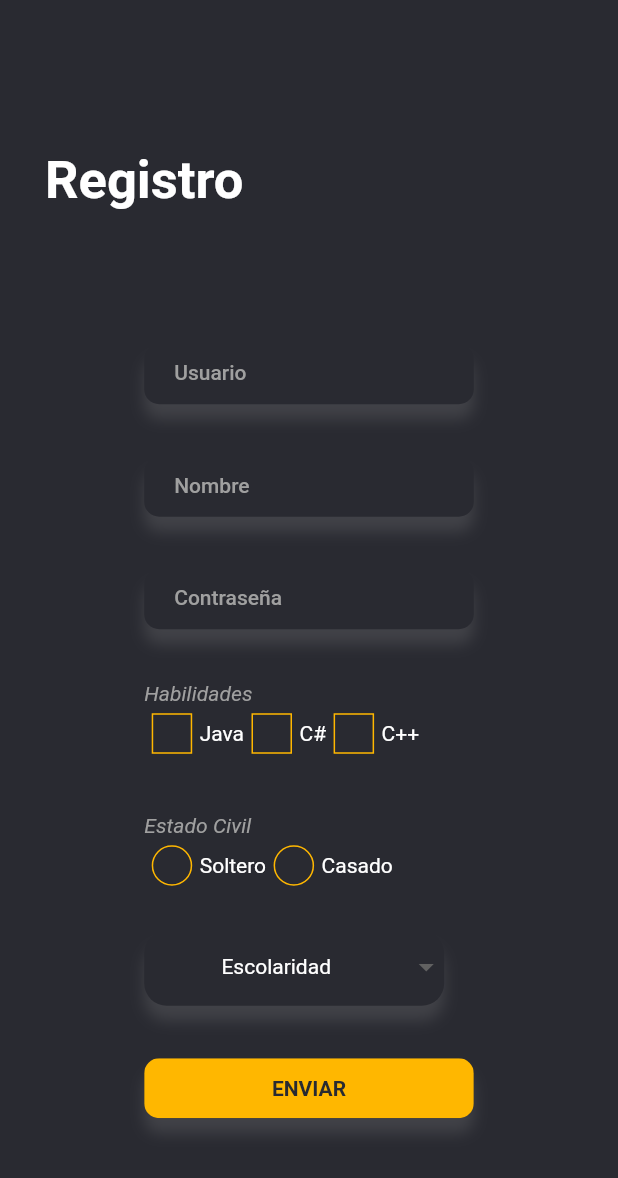
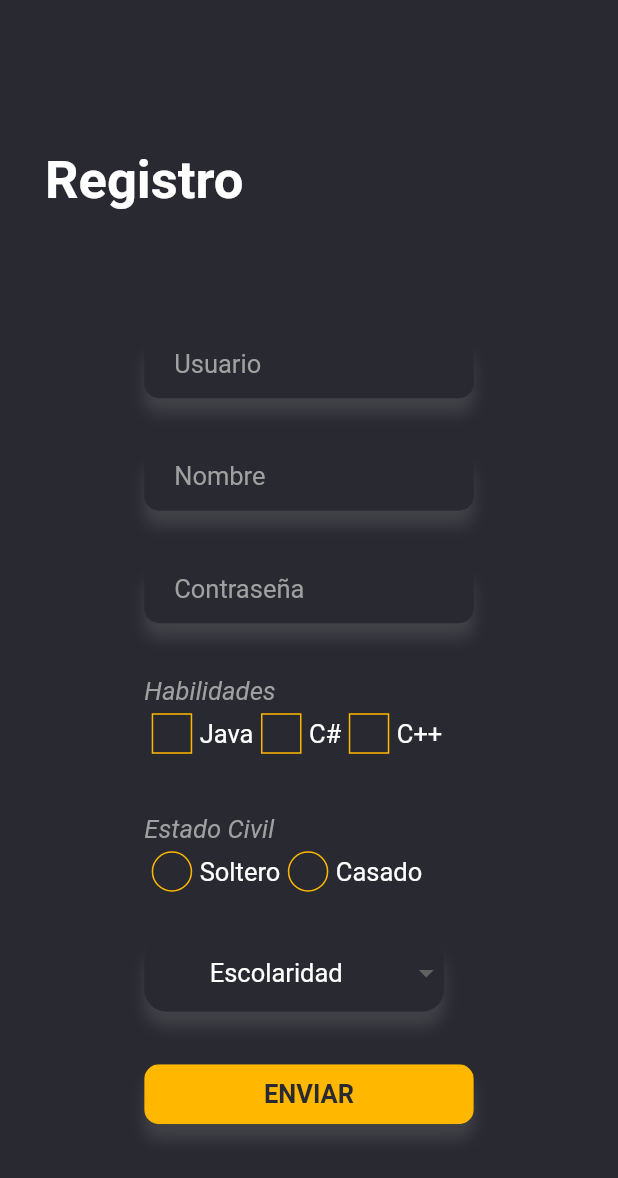
Before and after one commit to danielperez1234/android_2p, a Flutter app: the screen it shows after launch, after a tap on "Registrarme", on a phone screen of 412 x 824 dp. Shown: the top 1178 px of the screen. Run offline on Flutter 3.47's test engine with Material 2 defaults, Android fonts, the phone set to English and light mode, and no system bars; network calls fail; Roboto replaces fonts that are missing (Poppins).

```diff
--- a/lib/constantes.dart
+++ /dev/null
@@ -1,73 +0,0 @@
-import 'dart:ui';
-
-import 'package:flutter/material.dart';
-
-///Colores planos
-const azul = const Color(0xff4871ff);
-const rojo = const Color(0xffcf101f);
-const amarillo = const Color(0xffFFB700);
-
-const dark = const Color(0xff292A31);
-const textColor = const Color(0xffFFFFFF);
-const gris = const Color(0xffa0a0a0);
-
-PMaterialColor(Color color) {
-  return MaterialColor(2, {
-    50: color.withOpacity(.1),
-    100: color.withOpacity(.2),
-    200: color.withOpacity(.3),
-    300: color.withOpacity(.4),
-    400: color.withOpacity(.5),
-    500: color.withOpacity(.6),
-    600: color.withOpacity(.7),
-    700: color.withOpacity(.8),
-    800: color.withOpacity(.9),
-    900: color.withOpacity(.10),
-  });
-}
-
-MaterialColor kToDark = const MaterialColor(
-  0xff26444d,
-  const <int, Color>{
-    50: const Color(0xff223d45), //10%
-    100: const Color(0xff1e363e), //20%
-    200: const Color(0xff1b3036), //30%
-    300: const Color(0xff17292e), //40%
-    400: const Color(0xff132227), //50%
-    500: const Color(0xff0f1b1f), //60%
-    600: const Color(0xff0b1417), //70%
-    700: const Color(0xff080e0f), //80%
-    800: const Color(0xff040708), //90%
-    900: const Color(0xff000000), //100%
-  },
-);
-//styles
-TextStyle textstyleTitles({double size = 30, Color color = textColor}) =>
-    TextStyle(
-      fontFamily: "AbrilFatface",
-      letterSpacing: 2,
-      color: color,
-      fontSize: size,
-    );
-TextStyle PtextstyleButton({double size = 14, Color color = textColor}) =>
-    TextStyle(color: color, fontSize: size, fontWeight: FontWeight.w600);
-TextStyle Ptextstyleregular(
-        {double size = 14, Color color = textColor, superScripts = false}) =>
-    TextStyle(
-        color: color,
-        fontSize: size,
-        fontWeight: FontWeight.w400,
-        fontFeatures: superScripts ? [FontFeature.superscripts()] : null);
-TextStyle PtextstyleregularItalic(
-        {double size = 14, Color color = textColor}) =>
-    TextStyle(
-        fontStyle: FontStyle.italic,
-        color: color,
-        fontSize: size,
-        fontWeight: FontWeight.w400);
-TextStyle Ptextstylemedium({double size = 14, Color color = textColor}) =>
-    TextStyle(color: color, fontSize: size, fontWeight: FontWeight.w500);
-TextStyle PtextstyleHint({double size = 14, Color color = gris}) =>
-    TextStyle(fontFamily: 'Poppins', color: color, fontSize: size);
-TextStyle PtextstyleLight({double size = 14, Color color = gris}) =>
-    TextStyle(color: color, fontSize: size, fontWeight: FontWeight.w300);
--- a/lib/main.dart
+++ b/lib/main.dart
@@ -1,5 +1,5 @@
-import 'package:android_2p/constantes.dart';
-import 'package:android_2p/views/login_view.dart';
+import 'package:android_2p/styles.dart';
+import 'package:android_2p/views/login.dart';
 import 'package:flutter/material.dart';
 
 void main() {
@@ -22,8 +22,8 @@ class MyApp extends StatelessWidget {
             selectionColor: azul,
             cursorColor: dark),
         canvasColor: dark,
-          primarySwatch: PMaterialColor(dark)),
-      home: LoginView(),
+      ),
+      home: login(),
     );
   }
 }
--- /dev/null
+++ b/lib/models/modelo.dart
@@ -0,0 +1,12 @@
+class Modelo {
+  int id;
+  String usuario;
+  String nombre;
+  String contrasena;
+  String estado;
+  String escolaridad;
+  String habilidades;
+
+  Modelo(this.id, this.usuario, this.nombre, this.contrasena, this.estado,
+      this.escolaridad, this.habilidades);
+}
--- a/lib/models/user_model.dart
+++ /dev/null
@@ -1,12 +0,0 @@
-class UserModel {
-  int id;
-  String usuario;
-  String nombre;
-  String Password;
-  String estadoCivil;
-  String escolaridad;
-  String habilidades;
-
-  UserModel(this.id, this.usuario, this.nombre, this.Password, this.estadoCivil,
-      this.escolaridad, this.habilidades);
-}
--- /dev/null
+++ b/lib/styles.dart
@@ -0,0 +1,33 @@
+import 'dart:ui';
+
+import 'package:flutter/material.dart';
+
+const dark = const Color(0xff292A31);
+const textColor = const Color(0xffFFFFFF);
+const gris = const Color(0xffa0a0a0);
+const azul = const Color(0xff4871ff);
+const rojo = const Color(0xffcf101f);
+const amarillo = const Color(0xffFFB700);
+TextStyle textstyleTitles({double size = 30, Color color = textColor}) =>
+    TextStyle(
+      fontFamily: "AbrilFatface",
+      letterSpacing: 2,
+      color: color,
+      fontSize: size,
+    );
+TextStyle textstyle(
+        {double size = 17, Color color = textColor, superScripts = false}) =>
+    TextStyle(
+      color: color,
+      fontSize: size,
+      fontWeight: FontWeight.w400,
+    );
+TextStyle textoItalic({double size = 17, Color color = textColor}) => TextStyle(
+    fontStyle: FontStyle.italic,
+    color: color,
+    fontSize: size,
+    fontWeight: FontWeight.w400);
+TextStyle texto2({double size = 17, Color color = textColor}) =>
+    TextStyle(color: color, fontSize: size, fontWeight: FontWeight.w500);
+TextStyle textG({double size = 17, Color color = textColor}) =>
+    TextStyle(color: color, fontSize: size, fontWeight: FontWeight.w600);
--- a/lib/views/login_view.dart
+++ b/lib/views/login.dart
@@ -1,38 +1,62 @@
-import 'package:android_2p/constantes.dart';
-import 'package:android_2p/models/user_model.dart';
-import 'package:android_2p/views/list_view.dart';
-import 'package:android_2p/views/registro_view.dart';
-import 'package:android_2p/widget/large_button_custom.dart';
-import 'package:android_2p/widget/text_field_custom.dart';
+import 'package:android_2p/models/modelo.dart';
+import 'package:android_2p/styles.dart';
+import 'package:android_2p/views/list.dart';
+import 'package:android_2p/views/regis.dart';
+import 'package:android_2p/widget/btnapp.dart';
+import 'package:android_2p/widget/textfield.dart';
 import 'package:flutter/material.dart';
 
-List<UserModel> users = [
-  UserModel(1, "usuario1", "nombre", "Password", "estadoCivil", "escolaridad",
-      "habilidades"),
-  UserModel(2, "usuario2", "nombre", "Password", "estadoCivil", "escolaridad",
-      "habilidades"),
-  UserModel(3, "usuario3", "nombre", "Password", "estadoCivil", "escolaridad",
-      "habilidades"),
-  UserModel(4, "usuario4", "nombre", "Password", "estadoCivil", "escolaridad",
-      "habilidades"),
+List<Modelo> usuarios = [
+  Modelo(1, "josue", "Josue Meza", "josue", "casado", "Licenciatura", "Java"),
+  Modelo(2, "laura", "Laura Perez", "laura", "Solero", "Licenciatura", "c#"),
 ];
 int idUser = -1;
 
-class LoginView extends StatelessWidget {
-  LoginView({Key? key}) : super(key: key);
+class login extends StatelessWidget {
+  login({Key? key}) : super(key: key);
   TextEditingController userController = TextEditingController();
   TextEditingController passwordController = TextEditingController();
-  bool verify() {
+  bool verify(BuildContext context) {
     var usr = userController.text;
     var pas = passwordController.text;
-    var lst = users.where((element) => element.usuario == usr).toList();
+    var lst = usuarios.where((element) => element.usuario == usr).toList();
 
     if (lst.length > 0) {
       var user = lst[0];
-      if (user.Password == pas) {
+      if (user.contrasena == pas) {
         return true;
       }
     }
+    showDialog(
+        context: context,
+        builder: (context) => AlertDialog(
+              backgroundColor: amarillo.withOpacity(.8),
+              title: Text(
+                "Login error bro!",
+                style: TextStyle(color: rojo, fontSize: 22),
+              ),
+              content: Column(
+                mainAxisSize: MainAxisSize.min,
+                children: [
+                  Text(
+                    "Tus Licencias no estan registradas, intenta crear una cuenta de ${r'"Bro"'} si es que no tienes una cuenta.",
+                    style: TextStyle(color: dark, fontSize: 17),
+                  ),
+                  SizedBox(
+                    height: 15,
+                  ),
+                  InkWell(
+                    onTap: () {
+                      Navigator.pop(context);
+                    },
+                    child: Text(
+                      "Nimodillo",
+                      style: TextStyle(color: rojo, fontSize: 22),
+                    ),
+                  ),
+                ],
+              ),
+            ));
     return false;
   }
 
@@ -74,11 +98,11 @@ class LoginView extends StatelessWidget {
               SizedBox(
                 height: 20,
               ),
-              PTextFieldCustom(controller: userController, hint: 'Usuario'),
+              textF(controller: userController, hint: 'Usuario'),
               SizedBox(
                 height: 22,
               ),
-              PTextFieldCustom(
+              textF(
                 controller: passwordController,
                 hint: 'Contraseña',
                 isPassword: true,
@@ -86,13 +110,13 @@ class LoginView extends StatelessWidget {
               SizedBox(
                 height: 20,
               ),
-              PButtonLArgeCustom(
+              btn2(
                   onPressed: () {
-                    if (verify())
+                    if (verify(context))
                       Navigator.pushAndRemoveUntil(
                           context,
                           MaterialPageRoute(
-                              builder: (context) => ListUsrView(users: users)),
+                              builder: (context) => LstUser(users: usuarios)),
                           (route) => false);
                   },
                   text: "iniciar"),
@@ -104,19 +128,18 @@ class LoginView extends StatelessWidget {
                 children: [
                   Text(
                     "No tengo cuenta bro!",
-                    style: Ptextstyleregular(),
+                    style: textstyle(),
                   ),
                   TextButton(
                       onPressed: () {
                         Navigator.push(
                           context,
-                          MaterialPageRoute(
-                              builder: (context) => RegistroView()),
+                          MaterialPageRoute(builder: (context) => registro()),
                         );
                       },
                       child: Text(
                         'Registrarme',
-                        style: PtextstyleregularItalic(color: rojo, size: 16),
+                        style: textoItalic(color: rojo, size: 16),
                       )),
                 ],
               )
--- a/lib/views/registro_view.dart
+++ b/lib/views/regis.dart
@@ -1,22 +1,22 @@
-import 'package:android_2p/constantes.dart';
-import 'package:android_2p/models/user_model.dart';
-import 'package:android_2p/views/list_view.dart';
-import 'package:android_2p/views/login_view.dart';
-import 'package:android_2p/widget/check_button.dart';
-import 'package:android_2p/widget/drpo_down_cust.dart';
-import 'package:android_2p/widget/large_button_custom.dart';
-import 'package:android_2p/widget/rad_button.dart';
-import 'package:android_2p/widget/text_field_custom.dart';
+import 'package:android_2p/models/modelo.dart';
+import 'package:android_2p/styles.dart';
+import 'package:android_2p/views/list.dart';
+import 'package:android_2p/views/login.dart';
+import 'package:android_2p/widget/btnapp.dart';
+import 'package:android_2p/widget/checkbtn.dart';
+import 'package:android_2p/widget/dropdown.dart';
+import 'package:android_2p/widget/radbtn.dart';
+import 'package:android_2p/widget/textfield.dart';
 import 'package:flutter/material.dart';
 
-class RegistroView extends StatefulWidget {
-  RegistroView({Key? key}) : super(key: key);
+class registro extends StatefulWidget {
+  registro({Key? key}) : super(key: key);
 
   @override
-  State<RegistroView> createState() => _RegistroViewState();
+  State<registro> createState() => _registroState();
 }
 
-class _RegistroViewState extends State<RegistroView> {
+class _registroState extends State<registro> {
   TextEditingController userController = TextEditingController();
 
   TextEditingController nombreController = TextEditingController();
@@ -35,19 +35,43 @@ class _RegistroViewState extends State<RegistroView> {
         passwordController.text != "" &&
         escolaridad != "" &&
         estadoCivil != "") {
-      if (users
+      if (usuarios
           .where((element) => userController.text == element.usuario)
           .isNotEmpty) {
         await showDialog(
             context: context,
             builder: (context) => AlertDialog(
-                  title: Text("Error en registro"),
-                  content: Text("El usuario ya existe."),
+                  backgroundColor: amarillo.withOpacity(.8),
+                  title: Text(
+                    "Error en registro",
+                    style: TextStyle(color: rojo, fontSize: 22),
+                  ),
+                  content: Column(
+                    mainAxisSize: MainAxisSize.min,
+                    children: [
+                      Text(
+                        "El usuario ya existe.",
+                        style: TextStyle(color: dark, fontSize: 17),
+                      ),
+                      SizedBox(
+                        height: 15,
+                      ),
+                      InkWell(
+                        onTap: () {
+                          Navigator.pop(context);
+                        },
+                        child: Text(
+                          "Buah",
+                          style: TextStyle(color: rojo, fontSize: 22),
+                        ),
+                      )
+                    ],
+                  ),
                 ));
         return false;
       }
-      users.add(UserModel(
-          users.last.id + 1,
+      usuarios.add(Modelo(
+          usuarios.last.id + 1,
           userController.text,
           nombreController.text,
           passwordController.text,
@@ -59,8 +83,32 @@ class _RegistroViewState extends State<RegistroView> {
     await showDialog(
         context: context,
         builder: (context) => AlertDialog(
-              title: Text("Error en registro"),
-              content: Text("Debe completar todos los datos."),
+              backgroundColor: amarillo.withOpacity(.8),
+              title: Text(
+                "Error en registro",
+                style: TextStyle(color: rojo, fontSize: 22),
+              ),
+              content: Column(
+                mainAxisSize: MainAxisSize.min,
+                children: [
+                  Text(
+                    "Debe completar todos los datos.",
+                    style: TextStyle(color: dark, fontSize: 17),
+                  ),
+                  SizedBox(
+                    height: 15,
+                  ),
+                  InkWell(
+                    onTap: () {
+                      Navigator.pop(context);
+                    },
+                    child: Text(
+                      "Buah",
+                      style: TextStyle(color: rojo, fontSize: 22),
+                    ),
+                  )
+                ],
+              ),
             ));
     return false;
   }
@@ -82,7 +130,7 @@ class _RegistroViewState extends State<RegistroView> {
                   padding: const EdgeInsets.only(left: 30.0),
                   child: Text(
                     "Registro",
-                    style: PtextstyleButton(size: 35),
+                    style: textG(size: 35),
                   ),
                 ),
               ],
@@ -96,18 +144,15 @@ class _RegistroViewState extends State<RegistroView> {
                   child: Column(
                     crossAxisAlignment: CrossAxisAlignment.start,
                     children: [
-                      PTextFieldCustom(
-                          controller: userController, hint: "Usuario"),
+                      textF(controller: userController, hint: "Usuario"),
                       SizedBox(
                         height: 35,
                       ),
-                      PTextFieldCustom(
-                          controller: nombreController, hint: 'Nombre'),
+                      textF(controller: nombreController, hint: 'Nombre'),
                       SizedBox(
                         height: 35,
                       ),
-                      PTextFieldCustom(
-                          controller: passwordController, hint: 'Contraseña'),
+                      textF(controller: passwordController, hint: 'Contraseña'),
                       SizedBox(
                         height: 35,
                       ),
@@ -116,7 +161,7 @@ class _RegistroViewState extends State<RegistroView> {
                         children: [
                           Text(
                             "Habilidades",
-                            style: PtextstyleregularItalic(color: gris),
+                            style: textoItalic(color: gris),
                           ),
                           Wrap(
                               direction: Axis.horizontal,
@@ -125,7 +170,7 @@ class _RegistroViewState extends State<RegistroView> {
                                 return Row(
                                     mainAxisSize: MainAxisSize.min,
                                     children: [
-                                      PCheckButton(
+                                      checkBtn(
                                         onPress: (i) {
                                           if (i) {
                                             habilidades = habilidades + e + ' ';
@@ -143,7 +188,7 @@ class _RegistroViewState extends State<RegistroView> {
                                       ),
                                       Text(
                                         e,
-                                        style: Ptextstyleregular(),
+                                        style: textstyle(),
                                       )
                                     ]);
                               }).toList()),
@@ -157,7 +202,7 @@ class _RegistroViewState extends State<RegistroView> {
                         children: [
                           Text(
                             "Estado Civil",
-                            style: PtextstyleregularItalic(color: gris),
+                            style: textoItalic(color: gris),
                           ),
                           Wrap(
                               direction: Axis.horizontal,
@@ -166,7 +211,7 @@ class _RegistroViewState extends State<RegistroView> {
                                 return Row(
                                     mainAxisSize: MainAxisSize.min,
                                     children: [
-                                      PRadButton(
+                                      radBtn(
                                         onPress: (i) {
                                           if (i) {
                                             estadoCivil = e;
@@ -178,7 +223,7 @@ class _RegistroViewState extends State<RegistroView> {
                                       ),
                                       Text(
                                         e,
-                                        style: Ptextstyleregular(),
+                                        style: textstyle(),
                                       )
                                     ]);
                               }).toList()),
@@ -187,7 +232,7 @@ class _RegistroViewState extends State<RegistroView> {
                       SizedBox(
                         height: 25,
                       ),
-                      AppDropDown(
+                      dropBtn(
                         list: ["Licenciatura", "Maestria", "Doctorado"],
                         onChange: (s) {
                           escolaridad = s;
@@ -196,7 +241,7 @@ class _RegistroViewState extends State<RegistroView> {
                       SizedBox(
                         height: 35,
                       ),
-                      PButtonLArgeCustom(
+                      btn2(
                           onPressed: () async {
                             var b = await Verify();
                             if (b)
@@ -204,7 +249,7 @@ class _RegistroViewState extends State<RegistroView> {
                                   context,
                                   MaterialPageRoute(
                                       builder: (context) =>
-                                          ListUsrView(users: users)),
+                                          LstUser(users: usuarios)),
                                   (route) => false);
                           },
                           text: 'Enviar'),
--- a/lib/widget/large_button_custom.dart
+++ b/lib/widget/btnapp.dart
@@ -1,8 +1,8 @@
-import 'package:android_2p/constantes.dart';
+import 'package:android_2p/styles.dart';
 import 'package:flutter/material.dart';
 
-class PButtonLArgeCustom extends StatefulWidget {
-  PButtonLArgeCustom(
+class btn2 extends StatefulWidget {
+  btn2(
       {Key? key,
       required this.onPressed,
       required this.text,
@@ -16,10 +16,10 @@ class PButtonLArgeCustom extends StatefulWidget {
   double? width;
   Color color;
   @override
-  State<PButtonLArgeCustom> createState() => _PButtonLArgeCustomState();
+  State<btn2> createState() => _btn2State();
 }
 
-class _PButtonLArgeCustomState extends State<PButtonLArgeCustom> {
+class _btn2State extends State<btn2> {
   @override
   void initState() {
     // TODO: implement initState
@@ -66,7 +66,7 @@ class _PButtonLArgeCustomState extends State<PButtonLArgeCustom> {
             child: Center(
                 child: Text(
               widget.text.toUpperCase(),
-              style: PtextstyleButton(color: dark),
+              style: textG(color: dark),
             )),
           ),
         ),
--- a/lib/widget/check_button.dart
+++ b/lib/widget/checkbtn.dart
@@ -1,8 +1,8 @@
-import 'package:android_2p/constantes.dart';
+import 'package:android_2p/styles.dart';
 import 'package:flutter/material.dart';
 
-class PCheckButton extends StatefulWidget {
-  PCheckButton(
+class checkBtn extends StatefulWidget {
+  checkBtn(
       {Key? key,
       this.color = amarillo,
       required this.onPress,
@@ -12,10 +12,10 @@ class PCheckButton extends StatefulWidget {
   bool selected;
   Function(bool) onPress;
   @override
-  State<PCheckButton> createState() => _PCheckButtonState();
+  State<checkBtn> createState() => _checkBtnState();
 }
 
-class _PCheckButtonState extends State<PCheckButton> {
+class _checkBtnState extends State<checkBtn> {
   @override
   Widget build(BuildContext context) {
     return GestureDetector(
--- a/lib/widget/drpo_down_cust.dart
+++ b/lib/widget/dropdown.dart
@@ -1,16 +1,16 @@
-import 'package:android_2p/constantes.dart';
+import 'package:android_2p/styles.dart';
 import 'package:flutter/material.dart';
 
-class AppDropDown extends StatefulWidget {
-  AppDropDown({Key? key, required this.list, required this.onChange})
+class dropBtn extends StatefulWidget {
+  dropBtn({Key? key, required this.list, required this.onChange})
       : super(key: key);
   List<String> list;
   Function(String) onChange;
   @override
-  State<AppDropDown> createState() => _AppDropDownState();
+  State<dropBtn> createState() => _dropBtnState();
 }
 
-class _AppDropDownState extends State<AppDropDown> {
+class _dropBtnState extends State<dropBtn> {
   String? value;
   @override
   Widget build(BuildContext context) {
@@ -37,14 +37,14 @@ class _AppDropDownState extends State<AppDropDown> {
         hint: Center(
             child: Text(
           "Escolaridad",
-          style: Ptextstyleregular(),
+          style: textstyle(),
         )),
         items: widget.list
             .map((e) => DropdownMenuItem(
                   child: Center(
                       child: Text(
                     e,
-                    style: Ptextstyleregular(),
+                    style: textstyle(),
                   )),
                   value: e,
                 ))
--- a/lib/widget/rad_button.dart
+++ b/lib/widget/radbtn.dart
@@ -1,8 +1,8 @@
-import 'package:android_2p/constantes.dart';
+import 'package:android_2p/styles.dart';
 import 'package:flutter/material.dart';
 
-class PRadButton extends StatefulWidget {
-  PRadButton(
+class radBtn extends StatefulWidget {
+  radBtn(
       {Key? key,
       this.color = amarillo,
       required this.onPress,
@@ -12,10 +12,10 @@ class PRadButton extends StatefulWidget {
   bool selected;
   Function(bool) onPress;
   @override
-  State<PRadButton> createState() => _PRadButtonState();
+  State<radBtn> createState() => _radBtnState();
 }
 
-class _PRadButtonState extends State<PRadButton> {
+class _radBtnState extends State<radBtn> {
   @override
   Widget build(BuildContext context) {
     return GestureDetector(
--- a/lib/widget/text_field_custom.dart
+++ b/lib/widget/textfield.dart
@@ -1,8 +1,8 @@
-import 'package:android_2p/constantes.dart';
+import 'package:android_2p/styles.dart';
 import 'package:flutter/material.dart';
 
-class PTextFieldCustom extends StatefulWidget {
-  PTextFieldCustom(
+class textF extends StatefulWidget {
+  textF(
       {Key? key,
       required this.controller,
       required this.hint,
@@ -16,10 +16,10 @@ class PTextFieldCustom extends StatefulWidget {
   bool isPassword;
   String hint;
   @override
-  State<PTextFieldCustom> createState() => _PTextFieldCustomState();
+  State<textF> createState() => _textFState();
 }
 
-class _PTextFieldCustomState extends State<PTextFieldCustom> {
+class _textFState extends State<textF> {
   bool isPress = false;
   @override
   Widget build(BuildContext context) {
@@ -47,11 +47,11 @@ class _PTextFieldCustomState extends State<PTextFieldCustom> {
             child: TextField(
               textAlignVertical: TextAlignVertical.center,
               keyboardType: TextInputType.emailAddress,
-              style: Ptextstylemedium(),
+              style: texto2(),
               decoration: InputDecoration(
                 contentPadding: EdgeInsets.only(bottom: 17),
                 hintText: widget.hint,
-                hintStyle: PtextstyleHint(),
+                hintStyle: textstyle(color: gris),
                 border: InputBorder.none,
                 disabledBorder: InputBorder.none,
                 enabledBorder: InputBorder.none,
```
Also changed, not shown: lib/views/detail.dart (renamed from lib/views/detalle_view.dart, +6 -6 lines), lib/views/list.dart (renamed from lib/views/list_view.dart, +10 -12 lines), lib/widget/userobject.dart (renamed from lib/widget/user_card.dart, +9 -9 lines), 5 other files. Lines whose indentation alone changed are shown as unchanged.
